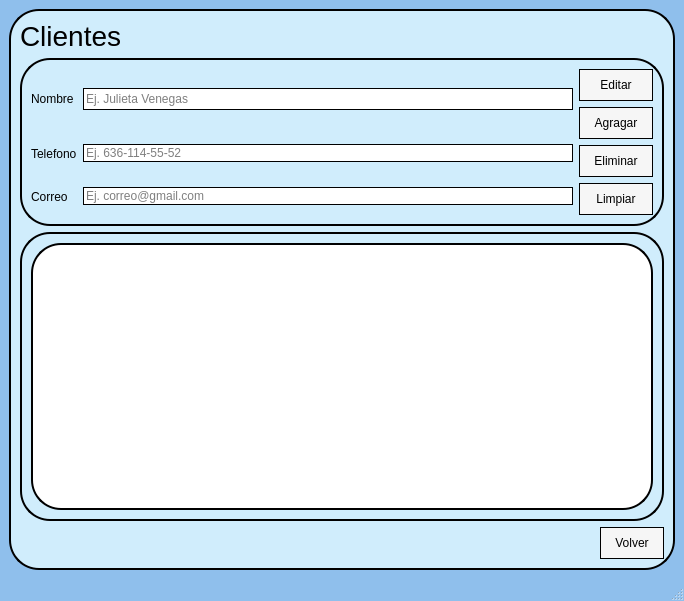
Old version of the form ui/clientes.ui in the repository jesusantoniomorenorenova-spec/GestorDeCitas.
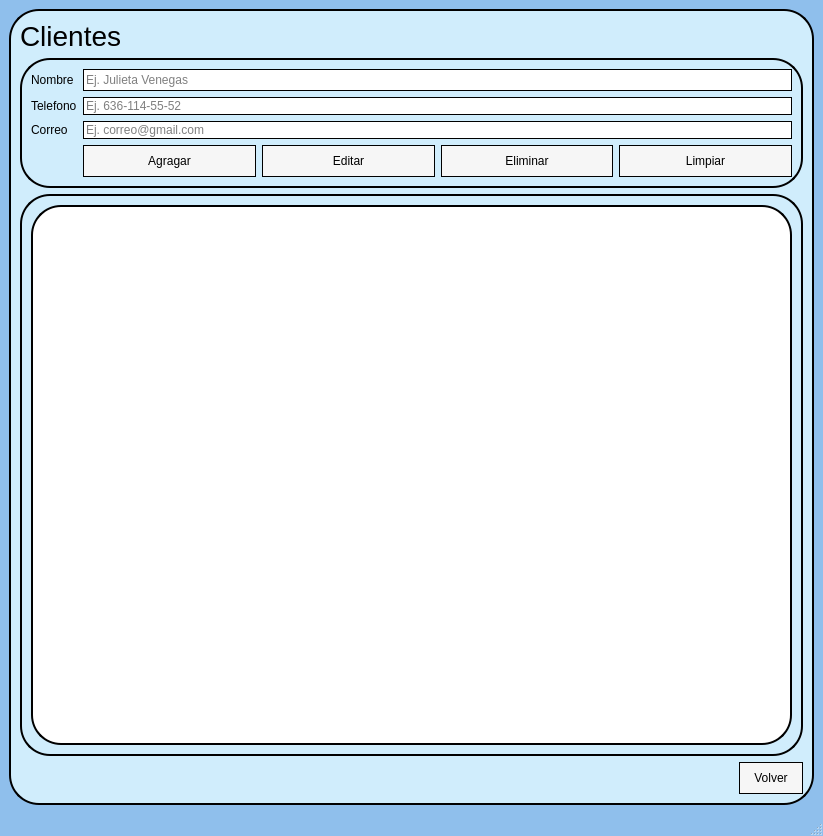
New version of the form. Icons and pictures are not drawn.

Diff of the .ui file:
```diff
--- a/ui/clientes.ui
+++ b/ui/clientes.ui
@@ -6,8 +6,8 @@
    <rect>
     <x>0</x>
     <y>0</y>
-    <width>684</width>
-    <height>601</height>
+    <width>823</width>
+    <height>836</height>
    </rect>
   </property>
   <property name="windowTitle">
@@ -114,7 +114,7 @@
           <enum>QFrame::Raised</enum>
          </property>
          <layout class="QGridLayout" name="gridLayout">
-          <item row="0" column="0">
+          <item row="1" column="0">
            <widget class="QLabel" name="lblNombre">
             <property name="styleSheet">
              <string notr="true"/>
@@ -124,7 +124,7 @@
             </property>
            </widget>
           </item>
-          <item row="0" column="1">
+          <item row="1" column="1">
            <widget class="QLineEdit" name="txtNombre">
             <property name="minimumSize">
              <size>
@@ -140,22 +140,48 @@
             </property>
            </widget>
           </item>
-          <item row="0" column="2" rowspan="3">
-           <layout class="QVBoxLayout" name="verticalLayout">
-            <item>
-             <widget class="QPushButton" name="btnEditar">
-              <property name="styleSheet">
-               <string notr="true"/>
-              </property>
-              <property name="text">
-               <string>Editar</string>
-              </property>
-              <property name="icon">
-               <iconset>
-                <normaloff>../img/edit_24dp_1F1F1F_FILL0_wght400_GRAD0_opsz24.png</normaloff>../img/edit_24dp_1F1F1F_FILL0_wght400_GRAD0_opsz24.png</iconset>
-              </property>
-             </widget>
-            </item>
+          <item row="2" column="1">
+           <widget class="QLineEdit" name="txtTelefono">
+            <property name="styleSheet">
+             <string notr="true"/>
+            </property>
+            <property name="placeholderText">
+             <string>Ej. 636-114-55-52</string>
+            </property>
+           </widget>
+          </item>
+          <item row="2" column="0">
+           <widget class="QLabel" name="lblTelefono">
+            <property name="styleSheet">
+             <string notr="true"/>
+            </property>
+            <property name="text">
+             <string>Telefono</string>
+            </property>
+           </widget>
+          </item>
+          <item row="3" column="1">
+           <widget class="QLineEdit" name="txtCorreo">
+            <property name="styleSheet">
+             <string notr="true"/>
+            </property>
+            <property name="placeholderText">
+             <string>Ej. correo@gmail.com</string>
+            </property>
+           </widget>
+          </item>
+          <item row="3" column="0">
+           <widget class="QLabel" name="lblCorreo">
+            <property name="styleSheet">
+             <string notr="true"/>
+            </property>
+            <property name="text">
+             <string>Correo</string>
+            </property>
+           </widget>
+          </item>
+          <item row="4" column="1">
+           <layout class="QHBoxLayout" name="horizontalLayout_2">
             <item>
              <widget class="QPushButton" name="btnAgregar">
               <property name="styleSheet">
@@ -170,6 +196,20 @@
               </property>
              </widget>
             </item>
+            <item>
+             <widget class="QPushButton" name="btnEditar">
+              <property name="styleSheet">
+               <string notr="true"/>
+              </property>
+              <property name="text">
+               <string>Editar</string>
+              </property>
+              <property name="icon">
+               <iconset>
+                <normaloff>../img/edit_24dp_1F1F1F_FILL0_wght400_GRAD0_opsz24.png</normaloff>../img/edit_24dp_1F1F1F_FILL0_wght400_GRAD0_opsz24.png</iconset>
+              </property>
+             </widget>
+            </item>
             <item>
              <widget class="QPushButton" name="btnEliminar">
               <property name="styleSheet">
@@ -203,46 +243,6 @@
             </item>
            </layout>
           </item>
-          <item row="1" column="0">
-           <widget class="QLabel" name="lblTelefono">
-            <property name="styleSheet">
-             <string notr="true"/>
-            </property>
-            <property name="text">
-             <string>Telefono</string>
-            </property>
-           </widget>
-          </item>
-          <item row="1" column="1">
-           <widget class="QLineEdit" name="txtTelefono">
-            <property name="styleSheet">
-             <string notr="true"/>
-            </property>
-            <property name="placeholderText">
-             <string>Ej. 636-114-55-52</string>
-            </property>
-           </widget>
-          </item>
-          <item row="2" column="0">
-           <widget class="QLabel" name="lblCorreo">
-            <property name="styleSheet">
-             <string notr="true"/>
-            </property>
-            <property name="text">
-             <string>Correo</string>
-            </property>
-           </widget>
-          </item>
-          <item row="2" column="1">
-           <widget class="QLineEdit" name="txtCorreo">
-            <property name="styleSheet">
-             <string notr="true"/>
-            </property>
-            <property name="placeholderText">
-             <string>Ej. correo@gmail.com</string>
-            </property>
-           </widget>
-          </item>
          </layout>
         </widget>
        </item>
```
